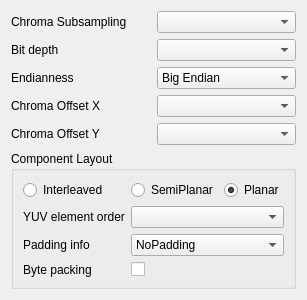
Old version of the form YUViewLib/ui/videoHandlerYUV_CustomFormatDialog.ui in the repository FaiScofield/YUView.
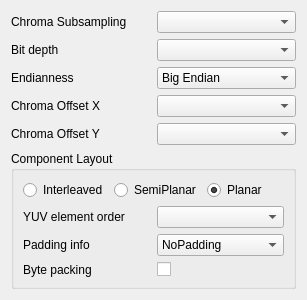
New version of the form.

Commit message:
refactor(video): 重构像素格式数据布局枚举和组件布局处理
1. 合并ComponentLayout和DataLayout枚举，统一使用DataLayout管理数据布局
2. 调整UI布局，使 DataLayout 三个按钮三等分
3. 删除之前 PredefinedPixelFormatMapper 内定义的 NV15/20/30 格式，目前的设置已经可以覆盖

The edit to the form file:
```diff
--- a/YUViewLib/ui/videoHandlerYUV_CustomFormatDialog.ui
+++ b/YUViewLib/ui/videoHandlerYUV_CustomFormatDialog.ui
@@ -6,8 +6,8 @@
    <rect>
     <x>0</x>
     <y>0</y>
-    <width>294</width>
-    <height>269</height>
+    <width>307</width>
+    <height>288</height>
    </rect>
   </property>
   <property name="windowTitle">
@@ -196,37 +196,10 @@
      <property name="checkable">
       <bool>false</bool>
      </property>
-     <layout class="QGridLayout" name="gridLayout_3">
-      <item row="1" column="0">
-       <widget class="QLabel" name="labelYUVElemOrder">
-        <property name="toolTip">
-         <string>&lt;html&gt;&lt;head/&gt;&lt;body&gt;&lt;p&gt;Specify the order of the components in the file.&lt;/p&gt;&lt;/body&gt;&lt;/html&gt;</string>
-        </property>
-        <property name="whatsThis">
-         <string>&lt;html&gt;&lt;head/&gt;&lt;body&gt;&lt;p&gt;Specify the order of the components in the file.&lt;/p&gt;&lt;/body&gt;&lt;/html&gt;</string>
-        </property>
-        <property name="text">
-         <string>YUV element order</string>
-        </property>
-       </widget>
-      </item>
-      <item row="0" column="2">
-       <widget class="QRadioButton" name="radioButtonPlanar">
-        <property name="toolTip">
-         <string>Planar YUV, like: &lt;br&gt; Plane#0 YYYY... &lt;br&gt; Plane#1 UUUU...&lt;br&gt; Plane#2 VVVV...</string>
-        </property>
-        <property name="whatsThis">
-         <string>Planar YUV, like: &lt;br&gt; Plane#0 YYYY... &lt;br&gt; Plane#1 UUUU...&lt;br&gt; Plane#2 VVVV...</string>
-        </property>
-        <property name="text">
-         <string>Planar</string>
-        </property>
-        <property name="checked">
-         <bool>true</bool>
-        </property>
-       </widget>
-      </item>
-      <item row="0" column="0">
+     <layout class="QVBoxLayout" name="verticalLayout_2">
+      <item>
+       <layout class="QHBoxLayout" name="horizontalLayout">
+        <item>
        <widget class="QRadioButton" name="radioButtonInterleaved">
         <property name="toolTip">
          <string>Interleaved YUV, like: &lt;br&gt; Plane#0 YUVYUVYUV...</string>
@@ -239,43 +212,7 @@
         </property>
        </widget>
       </item>
-      <item row="3" column="1">
-       <widget class="QCheckBox" name="checkBoxBytePacking">
-        <property name="toolTip">
-         <string>&lt;html&gt;&lt;head/&gt;&lt;body&gt;&lt;p&gt;Are bytes packed on a bit basis? E.g: Four 10-bit values can be saved using 5 bytes.&lt;/p&gt;&lt;/body&gt;&lt;/html&gt;</string>
-        </property>
-        <property name="whatsThis">
-         <string>&lt;html&gt;&lt;head/&gt;&lt;body&gt;&lt;p&gt;Are bytes packed on a bit basis? E.g: Four 10-bit values can be saved using 5 bytes.&lt;/p&gt;&lt;/body&gt;&lt;/html&gt;</string>
-        </property>
-        <property name="text">
-         <string/>
-        </property>
-       </widget>
-      </item>
-      <item row="3" column="0">
-       <widget class="QLabel" name="labelBytePacking">
-        <property name="toolTip">
-         <string>&lt;html&gt;&lt;head/&gt;&lt;body&gt;&lt;p&gt;Are bytes packed on a bit basis? E.g: Four 10-bit values can be saved using 5 bytes.&lt;/p&gt;&lt;/body&gt;&lt;/html&gt;</string>
-        </property>
-        <property name="whatsThis">
-         <string>&lt;html&gt;&lt;head/&gt;&lt;body&gt;&lt;p&gt;Are bytes packed on a bit basis? E.g: Four 10-bit values can be saved using 5 bytes.&lt;/p&gt;&lt;/body&gt;&lt;/html&gt;</string>
-        </property>
-        <property name="text">
-         <string>Byte packing</string>
-        </property>
-       </widget>
-      </item>
-      <item row="1" column="1" colspan="2">
-       <widget class="QComboBox" name="comboBoxElemOrder">
-        <property name="toolTip">
-         <string>&lt;html&gt;&lt;head/&gt;&lt;body&gt;&lt;p&gt;Specify the order of the components in the file.&lt;/p&gt;&lt;/body&gt;&lt;/html&gt;</string>
-        </property>
-        <property name="whatsThis">
-         <string>&lt;html&gt;&lt;head/&gt;&lt;body&gt;&lt;p&gt;Specify the order of the components in the file.&lt;/p&gt;&lt;/body&gt;&lt;/html&gt;</string>
-        </property>
-       </widget>
-      </item>
-      <item row="0" column="1">
+        <item>
        <widget class="QRadioButton" name="radioButtonSemiPlanar">
         <property name="toolTip">
          <string>Semi-Planar YUV, like: &lt;br&gt; Plane#0 YYYY... &lt;br&gt; Plane#1 UVUVY...</string>
@@ -291,7 +228,50 @@
         </property>
        </widget>
       </item>
-      <item row="2" column="0">
+        <item>
+         <widget class="QRadioButton" name="radioButtonPlanar">
+          <property name="toolTip">
+           <string>Planar YUV, like: &lt;br&gt; Plane#0 YYYY... &lt;br&gt; Plane#1 UUUU...&lt;br&gt; Plane#2 VVVV...</string>
+          </property>
+          <property name="whatsThis">
+           <string>Planar YUV, like: &lt;br&gt; Plane#0 YYYY... &lt;br&gt; Plane#1 UUUU...&lt;br&gt; Plane#2 VVVV...</string>
+          </property>
+          <property name="text">
+           <string>Planar</string>
+          </property>
+          <property name="checked">
+           <bool>true</bool>
+          </property>
+         </widget>
+        </item>
+       </layout>
+      </item>
+      <item>
+       <layout class="QGridLayout" name="gridLayout_2">
+        <item row="0" column="0">
+         <widget class="QLabel" name="labelYUVElemOrder">
+          <property name="toolTip">
+           <string>&lt;html&gt;&lt;head/&gt;&lt;body&gt;&lt;p&gt;Specify the order of the components in the file.&lt;/p&gt;&lt;/body&gt;&lt;/html&gt;</string>
+          </property>
+          <property name="whatsThis">
+           <string>&lt;html&gt;&lt;head/&gt;&lt;body&gt;&lt;p&gt;Specify the order of the components in the file.&lt;/p&gt;&lt;/body&gt;&lt;/html&gt;</string>
+          </property>
+          <property name="text">
+           <string>YUV element order</string>
+          </property>
+         </widget>
+        </item>
+        <item row="0" column="1">
+         <widget class="QComboBox" name="comboBoxElemOrder">
+          <property name="toolTip">
+           <string>&lt;html&gt;&lt;head/&gt;&lt;body&gt;&lt;p&gt;Specify the order of the components in the file.&lt;/p&gt;&lt;/body&gt;&lt;/html&gt;</string>
+          </property>
+          <property name="whatsThis">
+           <string>&lt;html&gt;&lt;head/&gt;&lt;body&gt;&lt;p&gt;Specify the order of the components in the file.&lt;/p&gt;&lt;/body&gt;&lt;/html&gt;</string>
+          </property>
+         </widget>
+        </item>
+        <item row="1" column="0">
        <widget class="QLabel" name="labelPaddingInfo">
         <property name="toolTip">
          <string>Are there any padding bits after(PaddingInMSB) or before(PaddingInLSB) valid data bits?</string>
@@ -304,7 +284,7 @@
         </property>
        </widget>
       </item>
-      <item row="2" column="1" colspan="2">
+        <item row="1" column="1">
        <widget class="QComboBox" name="comboBoxPaddingInfo">
         <property name="enabled">
          <bool>true</bool>
@@ -331,6 +311,34 @@
          </property>
         </item>
        </widget>
+        </item>
+        <item row="2" column="0">
+         <widget class="QLabel" name="labelBytePacking">
+          <property name="toolTip">
+           <string>&lt;html&gt;&lt;head/&gt;&lt;body&gt;&lt;p&gt;Are bytes packed on a bit basis? E.g: Four 10-bit values can be saved using 5 bytes.&lt;/p&gt;&lt;/body&gt;&lt;/html&gt;</string>
+          </property>
+          <property name="whatsThis">
+           <string>&lt;html&gt;&lt;head/&gt;&lt;body&gt;&lt;p&gt;Are bytes packed on a bit basis? E.g: Four 10-bit values can be saved using 5 bytes.&lt;/p&gt;&lt;/body&gt;&lt;/html&gt;</string>
+          </property>
+          <property name="text">
+           <string>Byte packing</string>
+          </property>
+         </widget>
+        </item>
+        <item row="2" column="1">
+         <widget class="QCheckBox" name="checkBoxBytePacking">
+          <property name="toolTip">
+           <string>&lt;html&gt;&lt;head/&gt;&lt;body&gt;&lt;p&gt;Are bytes packed on a bit basis? E.g: Four 10-bit values can be saved using 5 bytes.&lt;/p&gt;&lt;/body&gt;&lt;/html&gt;</string>
+          </property>
+          <property name="whatsThis">
+           <string>&lt;html&gt;&lt;head/&gt;&lt;body&gt;&lt;p&gt;Are bytes packed on a bit basis? E.g: Four 10-bit values can be saved using 5 bytes.&lt;/p&gt;&lt;/body&gt;&lt;/html&gt;</string>
+          </property>
+          <property name="text">
+           <string/>
+          </property>
+         </widget>
+        </item>
+       </layout>
       </item>
      </layout>
     </widget>
```
Lines whose indentation alone changed are shown as unchanged. The commit also changes 9 other files.
